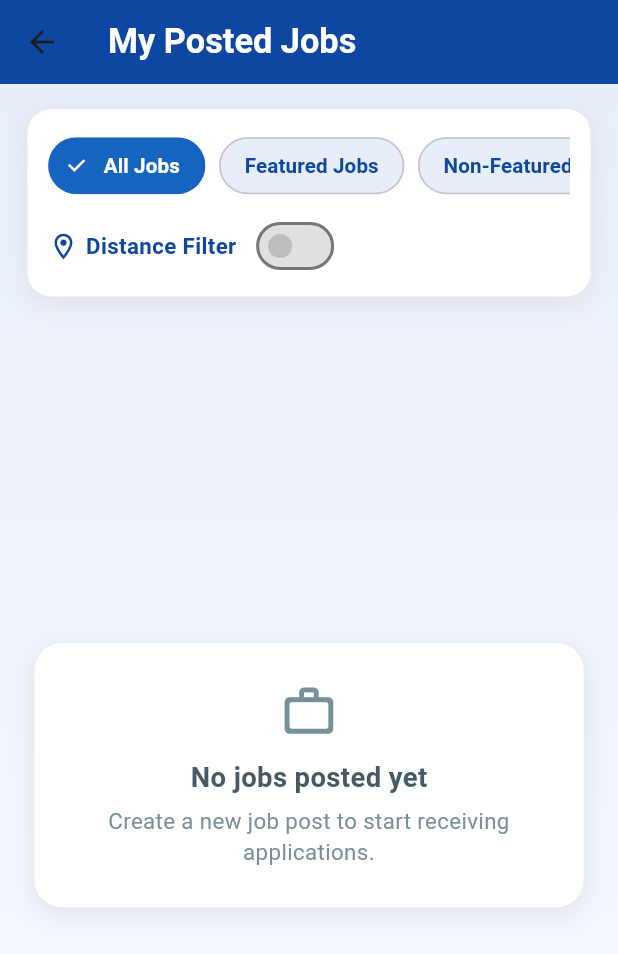
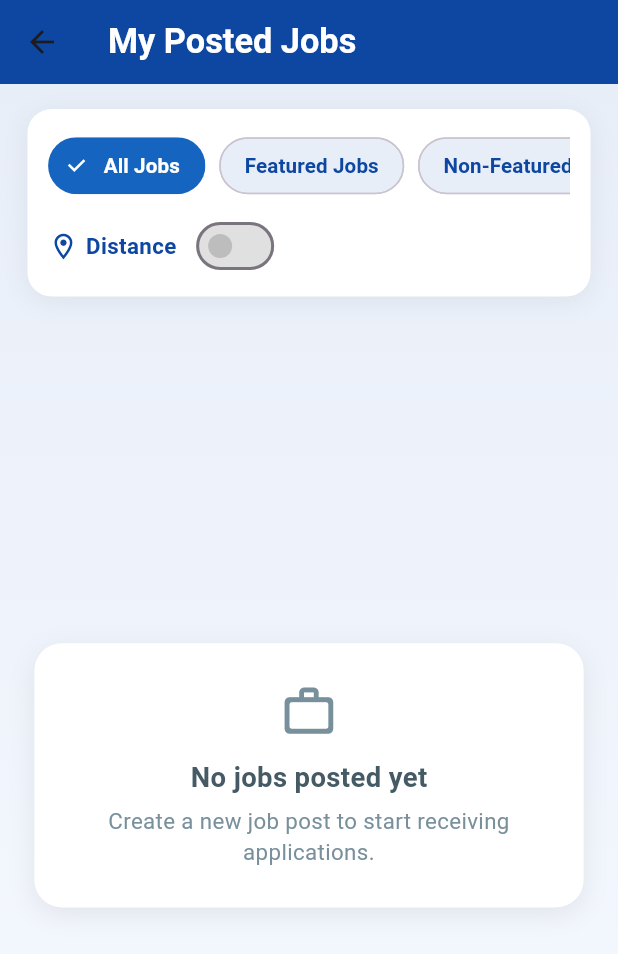
Before and after one commit to avrsoftdev/naukriwala_flutter, a Flutter app: the PostedJobsScreen screen opened directly, on a phone screen of 412 x 824 dp. Shown: the top 954 px of the screen. Run offline on Flutter 3.47's test engine with Material 3 defaults, Android fonts, the phone set to English and light mode, and no system bars; our stand-ins replace cloud_firestore, cloud_functions, file_picker, firebase_auth, firebase_core, firebase_messaging and 13 more; missing offline and left inert: add_2_calendar, firebase_app_check, in_app_update; accounts and stored records are empty.

Commit message:
distance filter adjustment

```diff
--- a/lib/screens/posted_jobs_view.dart
+++ b/lib/screens/posted_jobs_view.dart
@@ -326,7 +326,7 @@ class _PostedJobsScreenState extends State<PostedJobsScreen> {
               Icon(Icons.location_on_outlined, size: 18.sp, color: const Color(0xFF0D47A1)),
               SizedBox(width: 4.w),
               Text(
-                'Distance Filter',
+                'Distance',
                 style: TextStyle(fontSize: 13.sp, fontWeight: FontWeight.w600, color: const Color(0xFF0D47A1)),
               ),
               SizedBox(width: 8.w),
@@ -344,38 +344,11 @@ class _PostedJobsScreenState extends State<PostedJobsScreen> {
                 inactiveTrackColor: Colors.grey.shade300,
                 materialTapTargetSize: MaterialTapTargetSize.shrinkWrap,
               ),
-            ],
-          ),
 
               if (_distanceFilterEnabled) ...[
-            SizedBox(height: 8.h),
-
-            // Distance slider
-            Column(
-              crossAxisAlignment: CrossAxisAlignment.start,
-              children: [
-                Row(
-                  mainAxisAlignment: MainAxisAlignment.spaceBetween,
-                  children: [
-                    Text(
-                      '${_selectedDistance.toStringAsFixed(0)} km',
-                      style: TextStyle(
-                        fontSize: 14.sp,
-                        fontWeight: FontWeight.w700,
-                        color: const Color(0xFF1565C0),
-                      ),
-                    ),
-                    Text(
-                      '100 km',
-                      style: TextStyle(
-                        fontSize: 12.sp,
-                        color: Colors.grey.shade600,
-                      ),
-                    ),
-                  ],
-                ),
-                SizedBox(height: 4.h),
-                SliderTheme(
+                SizedBox(width: 8.w),
+                Expanded(
+                  child: SliderTheme(
                     data: SliderTheme.of(context).copyWith(
                       activeTrackColor: const Color(0xFF1565C0),
                       inactiveTrackColor: const Color(0xFFE7EEF8),
@@ -404,9 +377,19 @@ class _PostedJobsScreenState extends State<PostedJobsScreen> {
                       },
                     ),
                   ),
+                ),
+                SizedBox(width: 4.w),
+                Text(
+                  '${_selectedDistance.toStringAsFixed(0)}km',
+                  style: TextStyle(
+                    fontSize: 12.sp,
+                    fontWeight: FontWeight.w600,
+                    color: const Color(0xFF1565C0),
+                  ),
+                ),
+              ],
             ],
           ),
-          ],
         ],
       ),
     );
```
Lines whose indentation alone changed are shown as unchanged.
